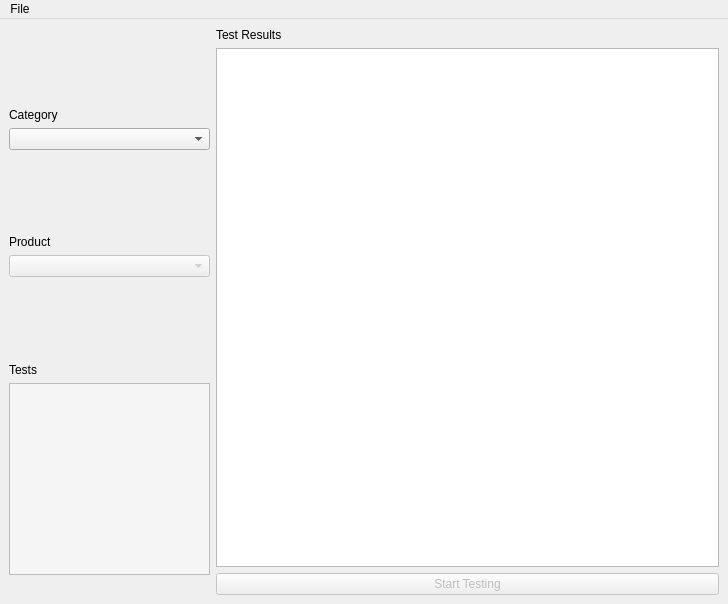
First picture: the form in iottestbed.ui, repository OmarEinea/IoTTestbed, before the edit.
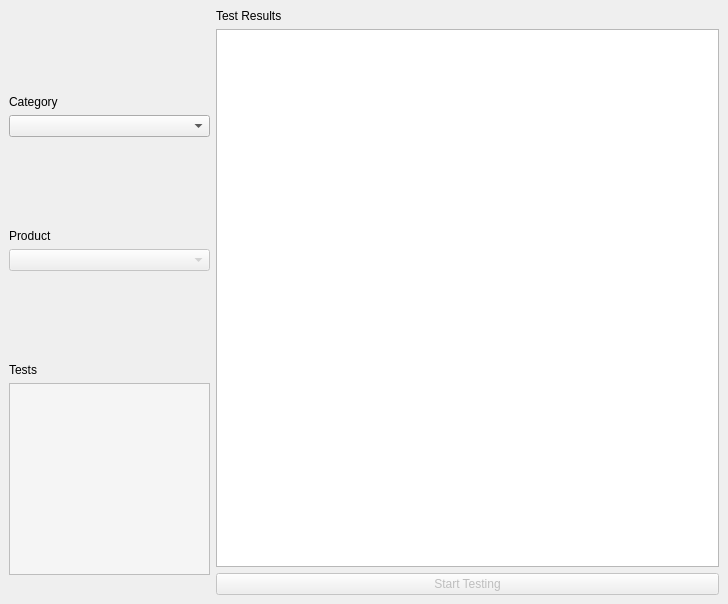
Second picture: the form after the edit. Icons and pictures are not drawn.

```diff
--- a/iottestbed.ui
+++ b/iottestbed.ui
@@ -13,10 +13,7 @@
   <property name="windowTitle">
    <string>IoT Testbed</string>
   </property>
-  <property name="windowIcon">
-   <iconset>icon.png</iconset>
-  </property>
-  <widget class="QWidget" name="centralwidget">
+  <widget class="QWidget" name="centralWidget">
    <property name="toolTipDuration">
     <number>-1</number>
    </property>
@@ -108,35 +105,6 @@
     </item>
    </layout>
   </widget>
-  <widget class="QMenuBar" name="menuBar">
-   <property name="geometry">
-    <rect>
-     <x>0</x>
-     <y>0</y>
-     <width>728</width>
-     <height>31</height>
-    </rect>
-   </property>
-   <widget class="QMenu" name="menuAdd">
-    <property name="title">
-     <string>File</string>
-    </property>
-    <addaction name="newTestButton"/>
-    <addaction name="separator"/>
-    <addaction name="exitButton"/>
-   </widget>
-   <addaction name="menuAdd"/>
-  </widget>
-  <action name="newTestButton">
-   <property name="text">
-    <string>New Test</string>
-   </property>
-  </action>
-  <action name="exitButton">
-   <property name="text">
-    <string>Exit</string>
-   </property>
-  </action>
  </widget>
  <resources/>
  <connections/>
```
Left out of the diff: 6 changed lines with no effect on the pictures.
